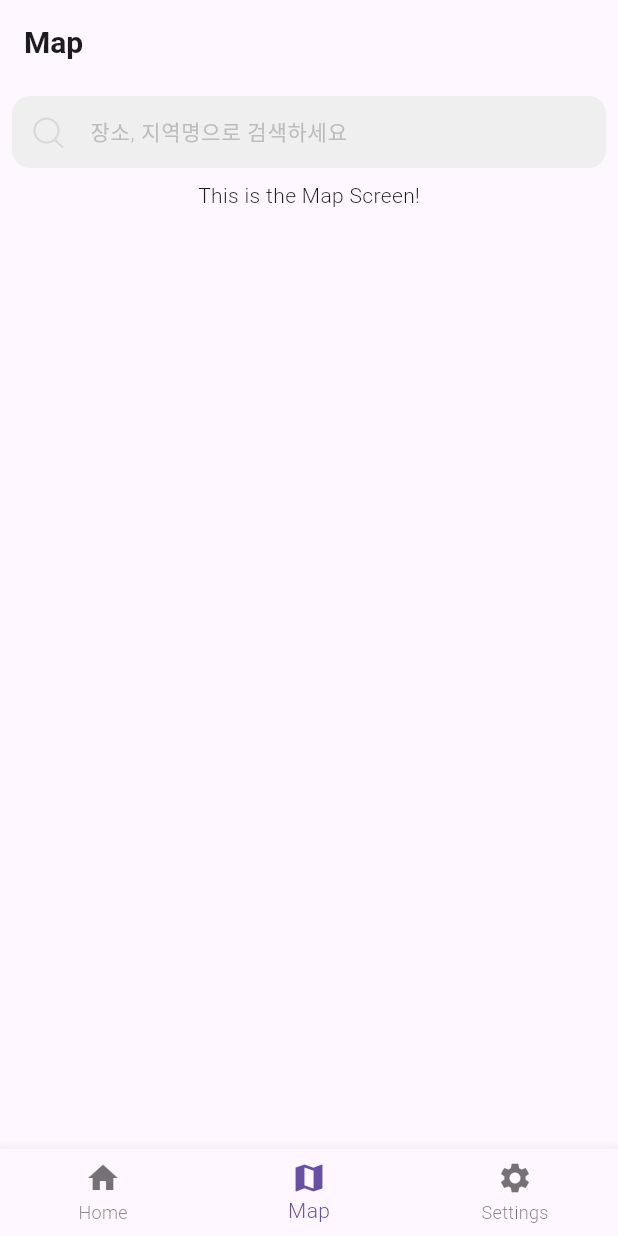
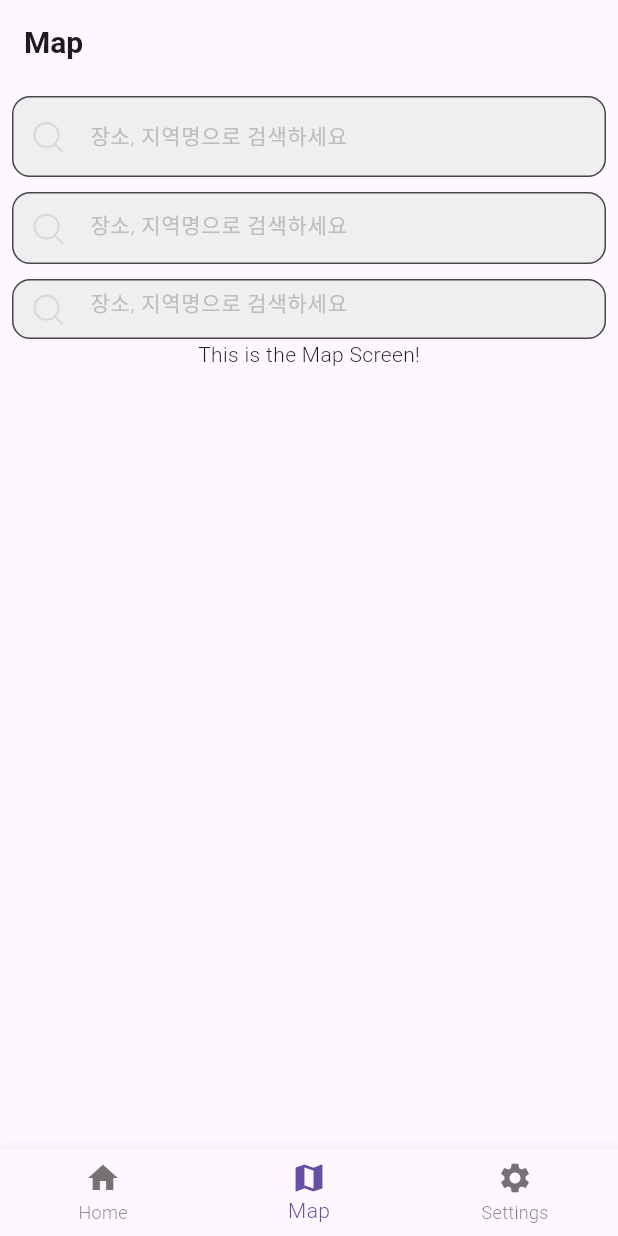
Before and after one commit to team-bbtrain/BabBBu, a Flutter app: the screen it shows after launch, item 2 of the bottom bar chosen, on a phone screen of 412 x 824 dp. Run offline on Flutter 3.47's test engine with Material 3 defaults, Android fonts, the phone set to English and light mode, and no system bars; our stand-ins replace flutter_svg; Roboto replaces fonts that are missing (Pretendard).

Commit message:
feat: add properties for the textfield style

```diff
--- a/lib/ui/screens/map_screen.dart
+++ b/lib/ui/screens/map_screen.dart
@@ -1,5 +1,5 @@
 import 'package:BabBBu/ui/widgets/text_field/search_text_field.dart';
-import 'package:BabBBu/ui/widgets/text_field/text_field_height.dart';
+import 'package:BabBBu/ui/widgets/text_field/properties.dart';
 import 'package:flutter/material.dart';
 
 class MapScreen extends StatelessWidget {
@@ -16,7 +16,27 @@ class MapScreen extends StatelessWidget {
             children: [
               SearchTextField(
                 controller: TextEditingController(),
-                height: TextFieldHeight.lg,
+                properties: TextFieldProperties.lg,
+                onSearch: (query) {
+                  print('Search query: $query');
+                },
+              ),
+              SizedBox(
+                height: 10,
+              ),
+              SearchTextField(
+                controller: TextEditingController(),
+                properties: TextFieldProperties.md,
+                onSearch: (query) {
+                  print('Search query: $query');
+                },
+              ),
+              SizedBox(
+                height: 10,
+              ),
+              SearchTextField(
+                controller: TextEditingController(),
+                properties: TextFieldProperties.sm,
                 onSearch: (query) {
                   print('Search query: $query');
                 },
--- a/lib/ui/theme/theme.dart
+++ b/lib/ui/theme/theme.dart
@@ -8,7 +8,10 @@ class AppTheme {
     fillColor: AppColors.background200,
     border: OutlineInputBorder(
       borderRadius: BorderRadius.circular(12),
-      borderSide: BorderSide.none,
+      borderSide: BorderSide(
+        color: AppColors.text300,
+        width: 1,
+      ),
     ),
     hintStyle: AppTextStyles.body2NormalLight.copyWith(
       color: AppColors.text50,
--- /dev/null
+++ b/lib/ui/widgets/text_field/properties.dart
@@ -0,0 +1,44 @@
+import 'package:BabBBu/ui/theme/fonts.dart';
+import 'package:flutter/painting.dart';
+
+class TextFieldProperties {
+  final double height;
+  final double? border;
+  final double borderRadius;
+  final TextStyle textStyle;
+  final double verticalPadding;
+  final double horizontalPadding;
+
+  const TextFieldProperties({
+    required this.height,
+    this.border,
+    required this.textStyle,
+    required this.borderRadius,
+    required this.verticalPadding,
+    required this.horizontalPadding,
+  });
+
+  static final TextFieldProperties lg = TextFieldProperties(
+    height: 54,
+    textStyle: AppTextStyles.body2NormalMedium,
+    borderRadius: 12,
+    verticalPadding: 18,
+    horizontalPadding: 16,
+  );
+
+  static final TextFieldProperties md = TextFieldProperties(
+    height: 48,
+    textStyle: AppTextStyles.body2NormalMedium,
+    borderRadius: 10,
+    verticalPadding: 18,
+    horizontalPadding: 16,
+  );
+
+  static final TextFieldProperties sm = TextFieldProperties(
+    height: 40,
+    textStyle: AppTextStyles.labelNormalMedium,
+    borderRadius: 8,
+    verticalPadding: 18,
+    horizontalPadding: 16,
+  );
+}
--- a/lib/ui/widgets/text_field/search_text_field.dart
+++ b/lib/ui/widgets/text_field/search_text_field.dart
@@ -1,32 +1,34 @@
 import 'package:BabBBu/ui/assets/assets.dart';
 import 'package:flutter/material.dart';
 import 'package:flutter_svg/svg.dart';
-import 'package:BabBBu/ui/widgets/text_field/text_field_height.dart';
+import 'package:BabBBu/ui/widgets/text_field/properties.dart';
 
 class SearchTextField extends StatelessWidget {
   final TextEditingController controller;
   final String hintText;
-  final double height;
+  final TextFieldProperties properties;
   final Function(String)? onSearch;
 
   const SearchTextField({
     Key? key,
     required this.controller,
     this.hintText = '장소, 지역명으로 검색하세요',
-    this.height = TextFieldHeight.lg,
-    this.onSearch,
+    required this.properties,
+    required this.onSearch,
   }) : super(key: key);
 
   @override
   Widget build(BuildContext context) {
     return SizedBox(
-      height: height,
+      height: properties.height,
       child: TextFormField(
         controller: controller,
         decoration: InputDecoration(
           hintText: hintText,
-          contentPadding:
-              const EdgeInsets.symmetric(vertical: 12, horizontal: 16),
+          contentPadding: EdgeInsets.symmetric(
+            vertical: properties.verticalPadding,
+            horizontal: properties.horizontalPadding,
+          ),
           prefixIcon: SvgPicture.asset(
             AppAssets.icons.searchLine,
             width: 24.0,
@@ -39,6 +41,7 @@ class SearchTextField extends StatelessWidget {
             onSearch!(query);
           }
         },
+        textAlignVertical: TextAlignVertical.center,
       ),
     );
   }
--- a/lib/ui/widgets/text_field/text_field_height.dart
+++ /dev/null
@@ -1,5 +0,0 @@
-class TextFieldHeight {
-  static const double lg = 56;
-  static const double md = 48;
-  static const double sm = 40;
-}
```
